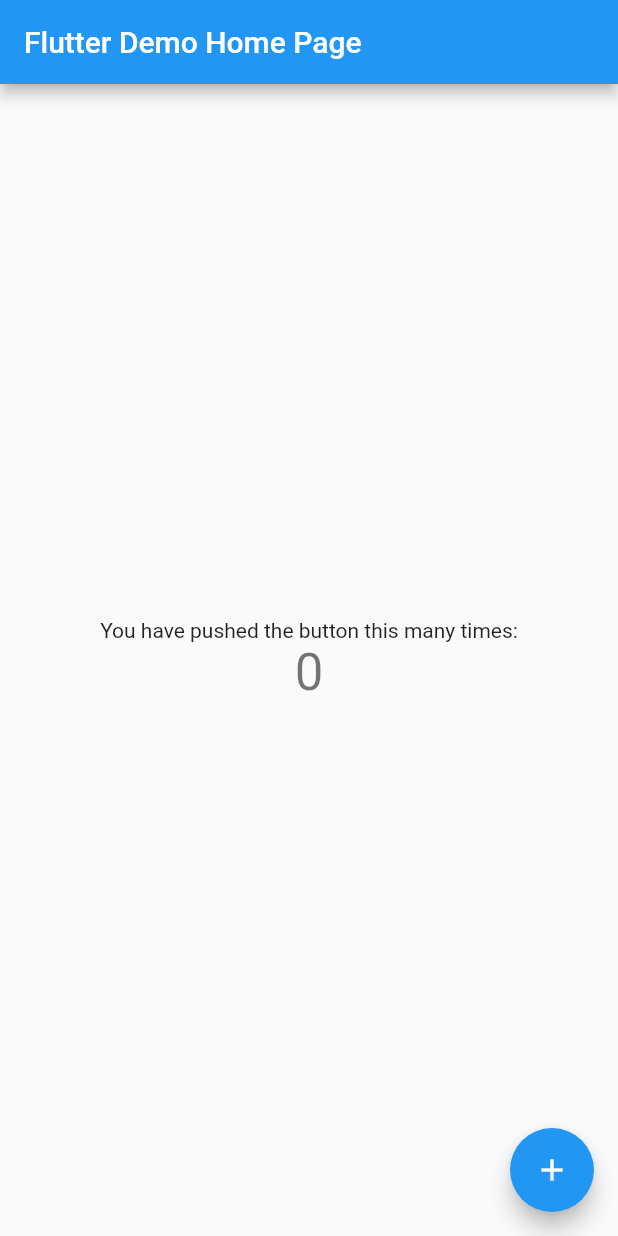
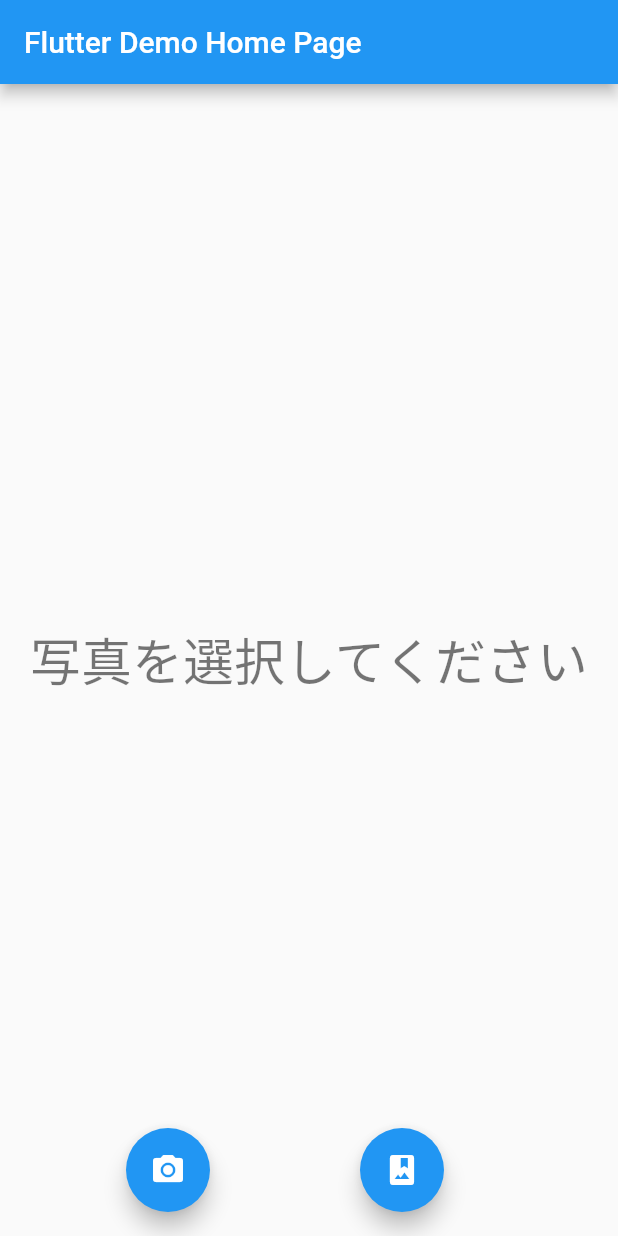
Before and after one commit to isobe-yota/gitflutter, a Flutter app: the screen it shows after launch, on a phone screen of 412 x 824 dp. Run offline on Flutter 3.47's test engine with Material 2 defaults, Android fonts, the phone set to English and light mode, and no system bars; our stand-ins replace image_picker, shared_preferences.

Commit message:
カメラ、ギャラリー使用アプリ

```diff
--- a/flutter/test1/lib/main.dart
+++ b/flutter/test1/lib/main.dart
@@ -1,5 +1,6 @@
+import 'dart:io';
 import 'package:flutter/material.dart';
-import 'package:test1/BusinessLogic.dart';
+import 'package:image_picker/image_picker.dart';
 
 void main() {
   runApp(MyApp());
@@ -10,7 +11,6 @@ class MyApp extends StatelessWidget {
   Widget build(BuildContext context) {
     return MaterialApp(
       title: 'Flutter Demo',
-      // Theme.ofで参照したいThemeData
       theme: ThemeData(
         primarySwatch: Colors.blue,
       ),
@@ -27,41 +27,45 @@ class MyHomePage extends StatefulWidget {
 }
 
 class _MyHomePageState extends State<MyHomePage> {
-  int _counter = 0;
-  void _incrementCounter() {
-    print(Theme.of(context));
-    print(Theme.of(context).primaryColor);
-    print(Theme.of(context).brightness);
+  File? _image;
+  final imagePicker = ImagePicker();
+  Future getImageFromCamera() async {
+    final pickedFile = await imagePicker.getImage(source: ImageSource.camera);
     setState(() {
-      _counter++; // ここにブレイクポイントをはる
+      if (pickedFile != null) {
+        _image = File(pickedFile.path);
+      }
+    });
+  }
+
+  Future getImageFromGarally() async {
+    final pickedFile = await imagePicker.getImage(source: ImageSource.gallery);
+    setState(() {
+      if (pickedFile != null) {
+        _image = File(pickedFile.path);
+      }
     });
   }
 
   @override
   Widget build(BuildContext context) {
     return Scaffold(
-      appBar: AppBar(
-        title: Text(widget.title!),
-      ),
-      body: Center(
-        child: Column(
-          mainAxisAlignment: MainAxisAlignment.center,
-          children: <Widget>[
-            Text(
-              'You have pushed the button this many times:',
-            ),
-            Text(
-              '$_counter',
-              style: Theme.of(context).textTheme.headline4,
-            ),
-          ],
+        appBar: AppBar(
+          title: Text(widget.title!),
         ),
-      ),
-      floatingActionButton: FloatingActionButton(
-        onPressed: _incrementCounter,
-        tooltip: 'Increment',
-        child: Icon(Icons.add),
-      ), // This trailing comma makes auto-formatting nicer for build methods.
-    );
+        body: Center(
+            child: _image == null
+                ? Text(
+                    '写真を選択してください',
+                    style: Theme.of(context).textTheme.headline4,
+                  )
+                : Image.file(_image!)),
+        floatingActionButton:
+            Row(mainAxisAlignment: MainAxisAlignment.spaceEvenly, children: [
+          FloatingActionButton(
+              onPressed: getImageFromCamera, child: Icon(Icons.photo_camera)),
+          FloatingActionButton(
+              onPressed: getImageFromGarally, child: Icon(Icons.photo_album))
+        ]));
   }
 }
--- a/flutter/test1/pubspec.yaml
+++ b/flutter/test1/pubspec.yaml
@@ -27,6 +27,7 @@ environment:
 # the latest version available on pub.dev. To see which dependencies have newer
 # versions available, run `flutter pub outdated`.
 dependencies:
+  image_picker: ^0.7.4
   url_launcher: ^6.0.3        # バージョンは適宜最新化する
   shared_preferences: ^2.0.5  # バージョンは適宜最新化する
   flutter_datetime_picker: ^1.4.0
```
Also changed, not shown: flutter/test1/pubspec.lock, 2 other files.
